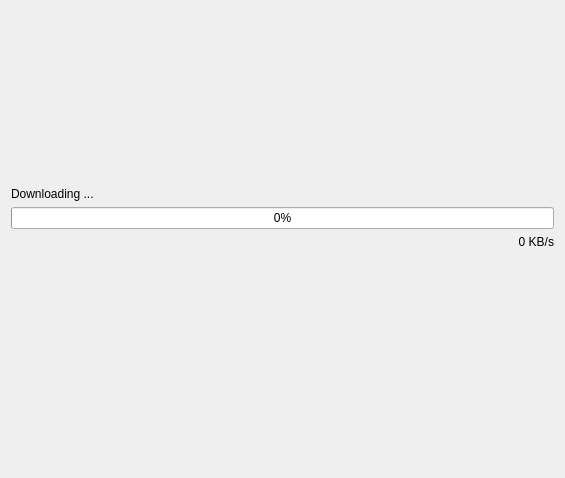
jeremysanders/okularplugin, file progresswidget.ui: the form before one commit.
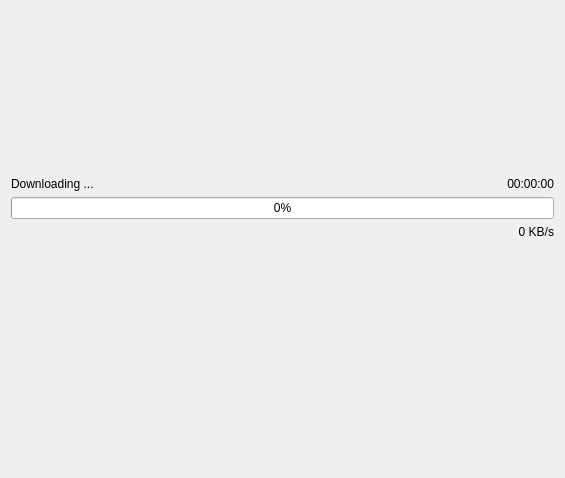
The form after the commit.

Commit message: Optimized download speed estimation.

Diff of the .ui file:
```diff
--- a/progresswidget.ui
+++ b/progresswidget.ui
@@ -30,13 +30,6 @@
    <item row="0" column="0">
     <layout class="QGridLayout" name="gridLayout">
      <item row="2" column="0">
-      <widget class="QProgressBar" name="progressBar">
-       <property name="value">
-        <number>0</number>
-       </property>
-      </widget>
-     </item>
-     <item row="1" column="0">
       <widget class="QLabel" name="lblFilename">
        <property name="enabled">
         <bool>true</bool>
@@ -49,6 +42,16 @@
        </property>
       </widget>
      </item>
+     <item row="2" column="1">
+      <widget class="QLabel" name="lblRemainingDlTime">
+       <property name="text">
+        <string>00:00:00</string>
+       </property>
+       <property name="alignment">
+        <set>Qt::AlignRight|Qt::AlignTrailing|Qt::AlignVCenter</set>
+       </property>
+      </widget>
+     </item>
      <item row="0" column="0">
       <spacer name="verticalSpacerTop">
        <property name="orientation">
@@ -62,17 +65,37 @@
        </property>
       </spacer>
      </item>
+     <item row="4" column="1">
+      <widget class="QLabel" name="lblDownloadSpeed">
+       <property name="text">
+        <string>0 KB/s</string>
+       </property>
+       <property name="alignment">
+        <set>Qt::AlignRight|Qt::AlignTrailing|Qt::AlignVCenter</set>
+       </property>
+      </widget>
+     </item>
+     <item row="3" column="0" colspan="2">
+      <widget class="QProgressBar" name="progressBar">
+       <property name="value">
+        <number>0</number>
+       </property>
+      </widget>
+     </item>
     </layout>
    </item>
-   <item row="2" column="0">
-    <widget class="QLabel" name="lblDownloadProgress">
-     <property name="text">
-      <string>0 KB/s</string>
+   <item row="3" column="0">
+    <spacer name="verticalSpacerBottom">
+     <property name="orientation">
+      <enum>Qt::Vertical</enum>
      </property>
-     <property name="alignment">
-      <set>Qt::AlignRight|Qt::AlignTrailing|Qt::AlignVCenter</set>
+     <property name="sizeHint" stdset="0">
+      <size>
+       <width>20</width>
+       <height>40</height>
+      </size>
      </property>
-    </widget>
+    </spacer>
    </item>
   </layout>
  </widget>
```
Left out of the diff: 13 changed lines with no effect on the pictures. The commit also changes 2 other files.
